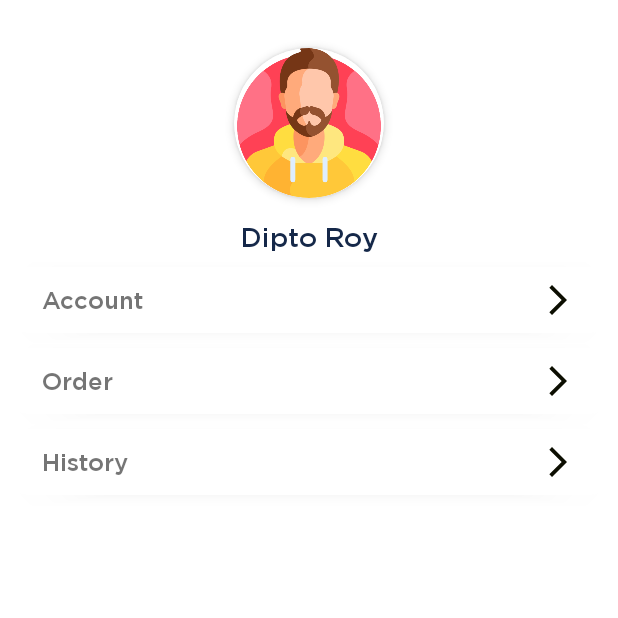
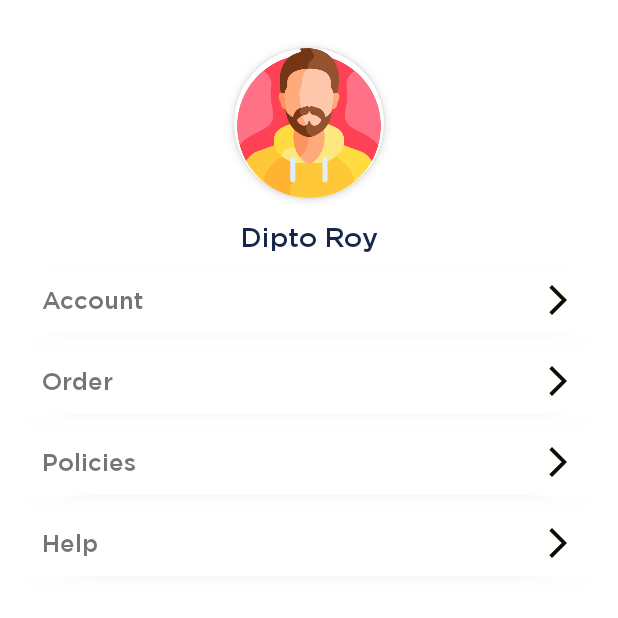
Before and after one commit to diptoroy/Ecommerce-App, an Android app: the fragment AccountFragment shown on its own in the app's theme, on a phone screen of 412 x 824 dp, the top half of it. Run offline under Robolectric (Android 15) with nearby library versions, the phone set to English and light mode, and no system bars; our stand-ins replace data binding.

Commit message:
search feature add

```diff
--- a/app/src/main/java/com/ddev/myapplication/adapter/ProductAdapter.kt
+++ b/app/src/main/java/com/ddev/myapplication/adapter/ProductAdapter.kt
@@ -20,4 +20,9 @@ class ProductAdapter(var clickListener: ClickListener<ProductModel>): BaseAdapte
         }
     }
 
+    fun filterList(filterList: ArrayList<ProductModel>) {
+        itemList = filterList
+        notifyDataSetChanged()
+    }
+
 }
--- a/app/src/main/java/com/ddev/myapplication/model/OrderModel.kt
+++ b/app/src/main/java/com/ddev/myapplication/model/OrderModel.kt
@@ -13,5 +13,6 @@ data class OrderModel(
     var orderDate:String? = null,
     var totalPrice:Int? = null,
     var orderStatus:String? = null,
-    var orderShipmentProcessModel: List<ShipmentProcessModel>? = null
+    var orderShipmentProcessModel: List<ShipmentProcessModel>? = null,
+    var orderDeliveryDate:String? = null
 ):Parcelable
--- /dev/null
+++ b/app/src/main/res/drawable/ic_baseline_search_24.xml
@@ -0,0 +1,5 @@
+<vector android:height="24dp" android:tint="#EF596F"
+    android:viewportHeight="24" android:viewportWidth="24"
+    android:width="24dp" xmlns:android="http://schemas.android.com/apk/res/android">
+    <path android:fillColor="@android:color/white" android:pathData="M15.5,14h-0.79l-0.28,-0.27C15.41,12.59 16,11.11 16,9.5 16,5.91 13.09,3 9.5,3S3,5.91 3,9.5 5.91,16 9.5,16c1.61,0 3.09,-0.59 4.23,-1.57l0.27,0.28v0.79l5,4.99L20.49,19l-4.99,-5zM9.5,14C7.01,14 5,11.99 5,9.5S7.01,5 9.5,5 14,7.01 14,9.5 11.99,14 9.5,14z"/>
+</vector>
--- /dev/null
+++ b/app/src/main/res/drawable/searchview.xml
@@ -0,0 +1,5 @@
+<?xml version="1.0" encoding="utf-8"?>
+<shape android:shape="rectangle" xmlns:android="http://schemas.android.com/apk/res/android">
+    <solid android:color="@color/white"/>
+    <corners android:radius="@dimen/size_8dp"/>
+</shape>
--- a/app/src/main/res/layout/fragment_account.xml
+++ b/app/src/main/res/layout/fragment_account.xml
@@ -130,7 +130,7 @@
         </androidx.cardview.widget.CardView>
 
         <androidx.cardview.widget.CardView
-            android:id="@+id/historyBtn"
+            android:id="@+id/policiesBtn"
             android:layout_width="0dp"
             android:layout_height="wrap_content"
             android:layout_margin="10dp"
@@ -152,7 +152,7 @@
                     android:layout_height="wrap_content"
                     android:layout_marginStart="8dp"
                     android:fontFamily="@font/gothammedium"
-                    android:text="History"
+                    android:text="Policies"
                     android:textSize="16sp"
                     app:layout_constraintBottom_toBottomOf="parent"
                     app:layout_constraintStart_toStartOf="parent"
@@ -171,6 +171,49 @@
 
         </androidx.cardview.widget.CardView>
 
+        <androidx.cardview.widget.CardView
+            android:id="@+id/helpBtn"
+            android:layout_width="0dp"
+            android:layout_height="wrap_content"
+            android:layout_margin="10dp"
+            app:cardCornerRadius="8dp"
+            app:cardElevation="4dp"
+            app:layout_constraintEnd_toEndOf="parent"
+            app:layout_constraintHorizontal_bias="0.0"
+            app:layout_constraintStart_toStartOf="parent"
+            app:layout_constraintTop_toBottomOf="@+id/policiesBtn">
+
+            <androidx.constraintlayout.widget.ConstraintLayout
+                android:layout_width="match_parent"
+                android:layout_height="match_parent"
+                android:padding="10dp">
+
+                <androidx.appcompat.widget.AppCompatTextView
+                    android:layout_width="wrap_content"
+                    android:layout_height="wrap_content"
+                    android:layout_marginStart="8dp"
+                    android:fontFamily="@font/gothammedium"
+                    android:text="Help"
+                    android:textSize="16sp"
+                    app:layout_constraintBottom_toBottomOf="parent"
+                    app:layout_constraintStart_toStartOf="parent"
+                    app:layout_constraintTop_toTopOf="parent" />
+
+                <androidx.appcompat.widget.AppCompatImageView
+                    android:id="@+id/imageView9"
+                    android:layout_width="wrap_content"
+                    android:layout_height="wrap_content"
+                    android:layout_marginEnd="8dp"
+                    app:layout_constraintBottom_toBottomOf="parent"
+                    app:layout_constraintEnd_toEndOf="parent"
+                    app:layout_constraintTop_toTopOf="parent"
+                    app:srcCompat="@drawable/ic_baseline_arrow_forward_ios_24" />
+            </androidx.constraintlayout.widget.ConstraintLayout>
+
+        </androidx.cardview.widget.CardView>
+
+
+
 
     </androidx.constraintlayout.widget.ConstraintLayout>
 </layout>
--- a/app/src/main/res/layout/simple_toolbar.xml
+++ b/app/src/main/res/layout/simple_toolbar.xml
@@ -20,6 +20,7 @@
             android:layout_height="?attr/actionBarSize">
 
             <androidx.appcompat.widget.AppCompatTextView
+                android:id="@+id/toolbarTitle"
                 android:layout_width="wrap_content"
                 android:layout_height="wrap_content"
                 android:text="@string/toolbar_title"
```
Also changed, not shown: app/src/main/java/com/ddev/myapplication/util/CustomTextWatcher.kt (added, +20 -0 lines), app/src/main/java/com/ddev/myapplication/view/fragment/bottomMenu/HomeFragment.kt (+23 -2 lines), app/src/main/java/com/ddev/myapplication/view/fragment/ui/ProductCategoryFragment.kt (+7 -1 lines), app/src/main/java/com/ddev/myapplication/view/fragment/ui/ProductSearchFragment.kt (added, +86 -0 lines), app/src/main/res/layout/fragment_home.xml (+25 -2 lines), app/src/main/res/layout/fragment_product_category.xml (+10 -1 lines), app/src/main/res/layout/fragment_product_search.xml (added, +47 -0 lines), app/src/main/res/navigation/nav_graph.xml (+14 -0 lines).
